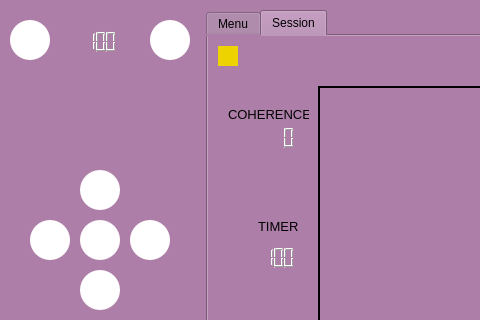
sayyidahakindele/team40, file ui/mainwindow.ui: the form before one commit; both pictures show x 0 to 480 and y 0 to 320 of the 850 by 508 pixel window.
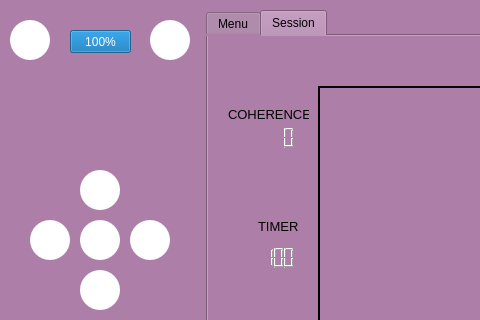
The form after the commit. Icons and pictures are not drawn.

The edit to the form file:
```diff
--- a/ui/mainwindow.ui
+++ b/ui/mainwindow.ui
@@ -498,22 +498,16 @@
           <string/>
          </property>
         </widget>
-        <widget class="QLCDNumber" name="battery">
+        <widget class="QProgressBar" name="battery">
          <property name="geometry">
           <rect>
-           <x>50</x>
+           <x>60</x>
            <y>20</y>
            <width>61</width>
            <height>23</height>
           </rect>
          </property>
-         <property name="autoFillBackground">
-          <bool>false</bool>
-         </property>
-         <property name="frameShape">
-          <enum>QFrame::NoFrame</enum>
-         </property>
-         <property name="intValue" stdset="0">
+         <property name="value">
           <number>100</number>
          </property>
         </widget>
@@ -1223,25 +1217,6 @@
            <string/>
           </property>
          </widget>
-         <widget class="QLabel" name="running">
-          <property name="geometry">
-           <rect>
-            <x>10</x>
-            <y>10</y>
-            <width>20</width>
-            <height>20</height>
-           </rect>
-          </property>
-          <property name="autoFillBackground">
-           <bool>false</bool>
-          </property>
-          <property name="styleSheet">
-           <string notr="true">background-color: rgb(237, 212, 0)</string>
-          </property>
-          <property name="text">
-           <string/>
-          </property>
-         </widget>
          <widget class="QLabel" name="timerLabel">
           <property name="geometry">
            <rect>
```
Left out of the diff: 5 changed lines with no effect on the pictures.
